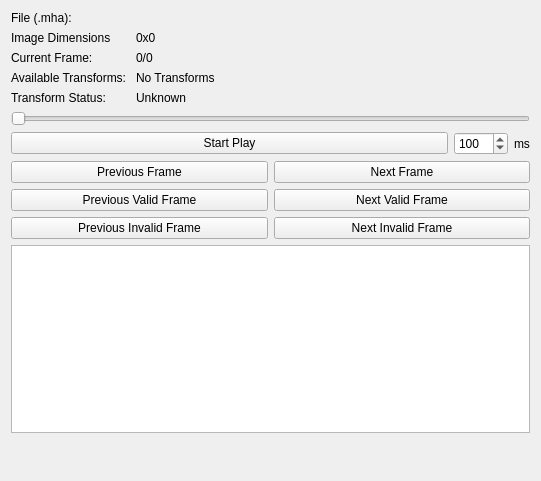
Qt form SimpleMhaReader/Resources/UI/qSlicerSimpleMhaReaderModuleWidget.ui (mehrtash/SimpleMhaReader) before a commit.
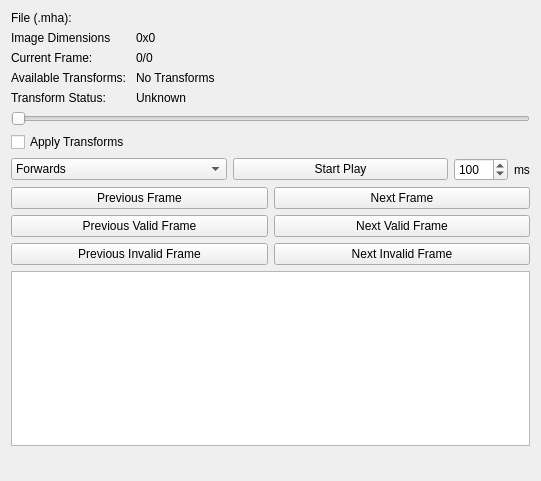
The same form after that commit. Custom widgets are drawn as their Qt base class.

Commit message: ENH: Added play options (Forwards, Backwards, and Random)

```diff
--- a/SimpleMhaReader/Resources/UI/qSlicerSimpleMhaReaderModuleWidget.ui
+++ b/SimpleMhaReader/Resources/UI/qSlicerSimpleMhaReaderModuleWidget.ui
@@ -103,8 +103,34 @@
      </property>
     </widget>
    </item>
+   <item>
+    <widget class="QCheckBox" name="applyTransformsCheckBox">
+     <property name="text">
+      <string>Apply Transforms</string>
+     </property>
+    </widget>
+   </item>
    <item>
     <layout class="QHBoxLayout" name="horizontalLayout_2">
+     <item>
+      <widget class="QComboBox" name="playModeComboBox">
+       <item>
+        <property name="text">
+         <string>Forwards</string>
+        </property>
+       </item>
+       <item>
+        <property name="text">
+         <string>Backwards</string>
+        </property>
+       </item>
+       <item>
+        <property name="text">
+         <string>Random</string>
+        </property>
+       </item>
+      </widget>
+     </item>
      <item>
       <widget class="QPushButton" name="playPushButton">
        <property name="text">
```
The commit also changes 4 other files.
